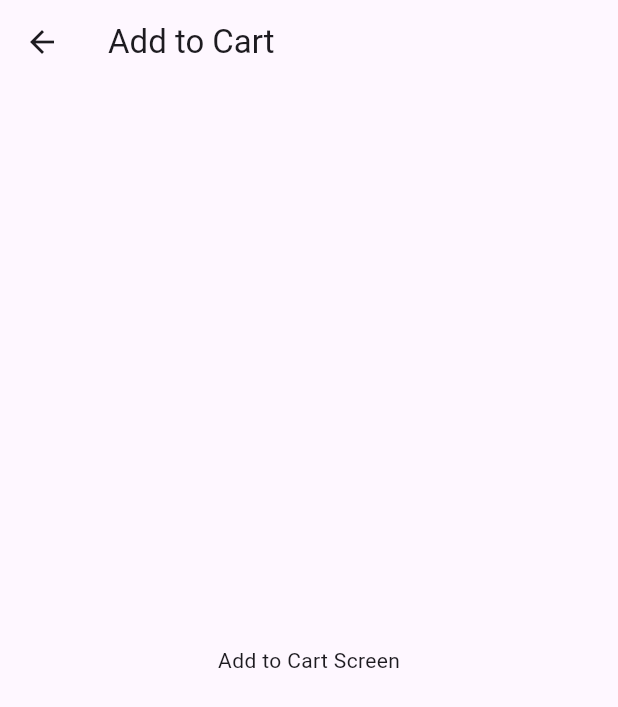
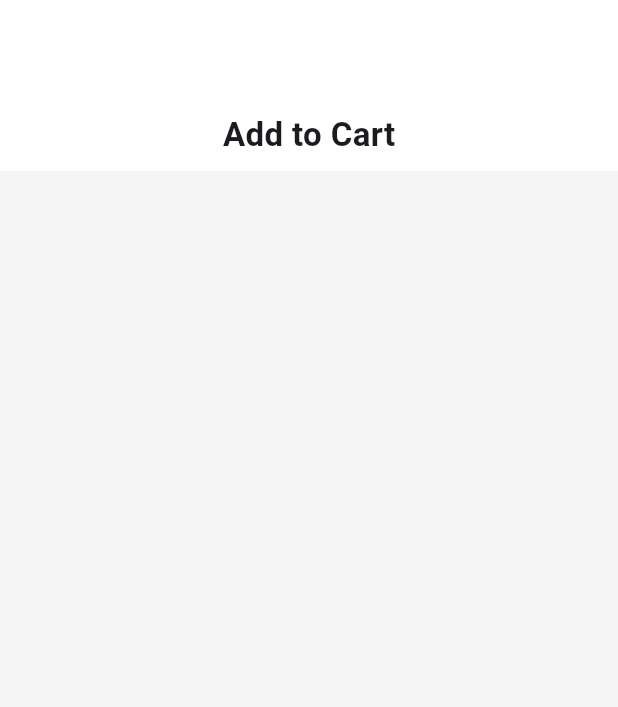
Before and after one commit to HaseebAhmed08/big_cart_app, a Flutter app: the AddTocart screen opened directly, on a phone screen of 412 x 824 dp. Shown: the top 707 px of the screen. Run offline on Flutter 3.47's test engine with Material 3 defaults, Android fonts, the phone set to English and light mode, and no system bars; our stand-ins replace flutter_slidable.

Commit message:
some changes

```diff
--- a/lib/views/home_screens/add_tocart.dart
+++ b/lib/views/home_screens/add_tocart.dart
@@ -1,16 +1,49 @@
+
 import 'package:flutter/material.dart';
-
 class AddTocart extends StatelessWidget {
   const AddTocart({super.key});
 
   @override
   Widget build(BuildContext context) {
     return Scaffold(
-      appBar: AppBar(
-        title: const Text('Add to Cart'),
-      ),
-      body: const Center(
-        child: Text('Add to Cart Screen'),
+      backgroundColor: Colors.grey[100],
+      body: Column(
+        children: [
+          Container(
+            height: 114,
+            width: double.infinity,
+            color: Colors.white,
+            padding: const EdgeInsets.only(top: 65),
+            child: Row(
+              crossAxisAlignment: CrossAxisAlignment.center,
+              children: [
+                // LEFT SPACE (same width as right)
+                const SizedBox(width: 48),
+
+                // CENTER TITLE
+                Expanded(
+                  child: Center(
+                    child: Text(
+                      "Add to Cart",
+                      style: const TextStyle(
+                        fontSize: 22,
+                        fontWeight: FontWeight.w600,
+                      ),
+                    ),
+                  ),
+                ),
+
+                // RIGHT SPACE (same as left)
+                const SizedBox(width: 48),
+              ],
+            ),
+          ),
+
+          // ListView.builder(itemBuilder:
+          // (context, index) {
+          //   return  CartItemTile(title: '', subtitle: '', price: '', onDelete: () {  }, imageUrl: '',);
+          // },)
+        ],
       ),
     );
   }
--- a/lib/views/home_screens/bottom_bar.dart
+++ b/lib/views/home_screens/bottom_bar.dart
@@ -2,6 +2,7 @@
 // home_main.dart (Refined)
 import 'package:cartapp/core/app_colors.dart';
 import 'package:cartapp/viewmodels/bottom_bar/bottom_bar_logic.dart';
+import 'package:cartapp/views/home_screens/add_tocart.dart';
 import 'package:cartapp/views/home_screens/favourite.dart';
 import 'package:cartapp/views/home_screens/home.dart';
 import 'package:flutter/material.dart';
@@ -33,6 +34,7 @@ class BottomBar extends StatelessWidget {
           HomeScreen(),
           Center(child: Text("Profile Screen", style: TextStyle(fontSize: 20))),
           Favorite(),
+          AddTocart()
         ],
       ),
 
```
Also changed, not shown: lib/viewmodels/bottom_bar/add_tocart.dart (+11 -1 lines), lib/viewmodels/bottom_bar/home_main_logic.dart (+9 -6 lines), lib/views/home_screens/favourite.dart (+8 -4 lines), lib/views/home_screens/home.dart (+5 -71 lines), lib/views/home_screens/widgets/home_itemCard.dart (+11 -5 lines), lib/views/home_screens/widgets/scrollable_listile.dart (added, +110 -0 lines).
